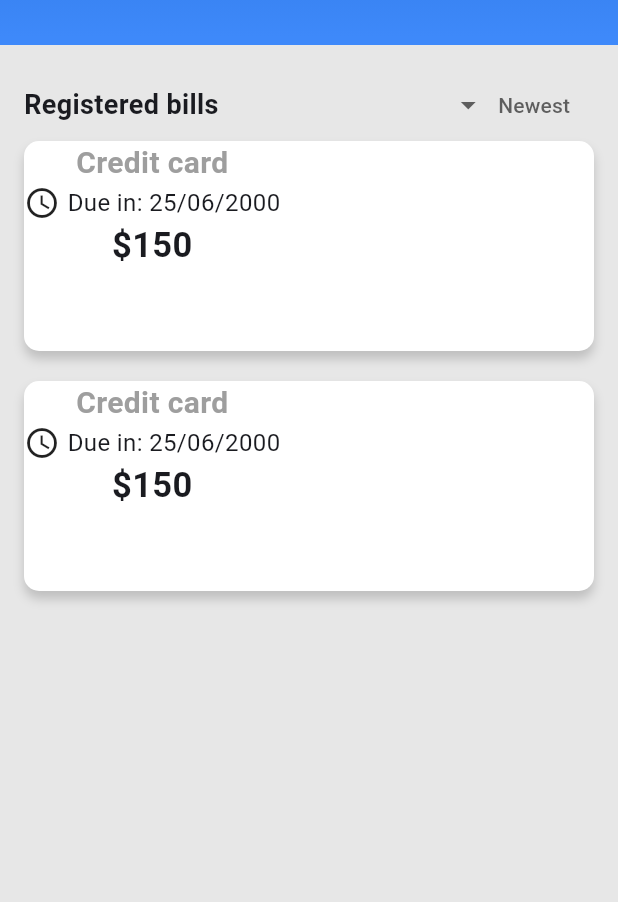
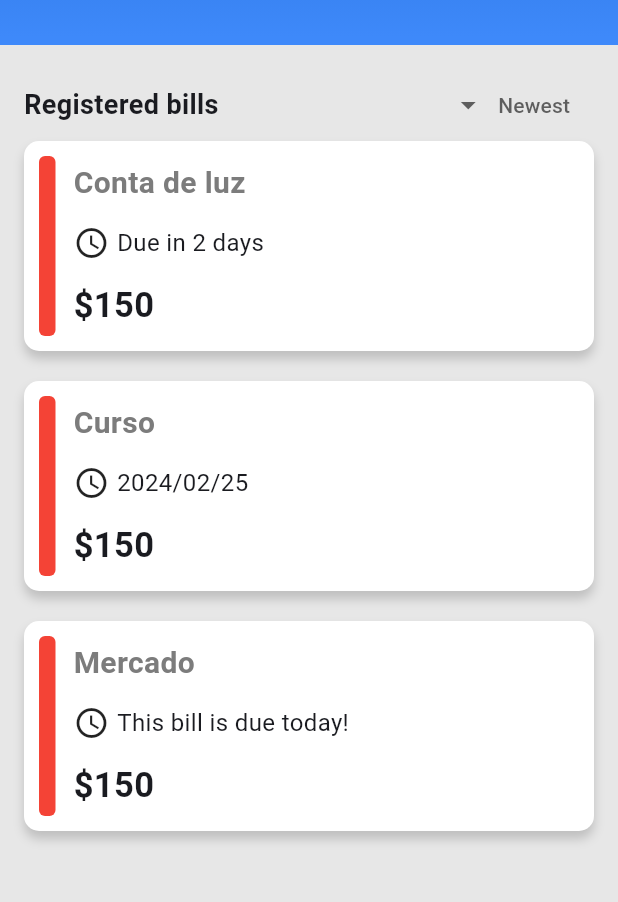
Before and after one commit to rony646/bill-buddy, a Flutter app: the screen it shows after launch, on a phone screen of 412 x 824 dp, the part 105-1007 px from its top. Run offline on Flutter 3.47's test engine with Material 3 defaults, Android fonts, the phone set to English and light mode, and no system bars.

Commit message:
feat: adding parameters to card and logic to show date

```diff
--- a/lib/screens/home.dart
+++ b/lib/screens/home.dart
@@ -38,14 +38,18 @@ class Home extends StatelessWidget {
             ]),
           ),
         ),
-        body: const Padding(
-          padding: EdgeInsets.all(16),
+        body: Padding(
+          padding: const EdgeInsets.all(16),
           child: Column(
             crossAxisAlignment: CrossAxisAlignment.stretch,
             children: [
-              ItemsFilter(),
+              const ItemsFilter(),
               Column(
-                children: [BillCard(), BillCard()],
+                children: [
+                  BillCard('Conta de luz', DateTime(2024, 2, 19)),
+                  BillCard('Curso', DateTime(2024, 2, 25)),
+                  BillCard('Mercado', DateTime.now())
+                ],
               )
             ],
           ),
--- a/lib/widgets/bill_card.dart
+++ b/lib/widgets/bill_card.dart
@@ -1,14 +1,42 @@
 import 'package:flutter/material.dart';
+import 'package:intl/intl.dart';
 
 class BillCard extends StatelessWidget {
-  const BillCard({super.key});
+  /*
+
+    To do:
+      - Add status color logic
+      - Receive bill value via parameter
+
+  */
+
+  final String title;
+  final DateTime dueDate;
+
+  const BillCard(this.title, this.dueDate, {super.key});
+
+  String _getDaysToDueText() {
+    final today = DateTime.now();
+    final difference = dueDate.difference(today).inDays;
+
+    if (difference == 0) {
+      return 'This bill is due today!';
+    }
+
+    if (difference > 0 && difference <= 3) {
+      return 'Due in $difference days';
+    }
+
+    return DateFormat('yyyy/MM/dd').format(dueDate);
+  }
 
   @override
   Widget build(BuildContext context) {
     return Container(
+      height: 140,
       width: double.infinity,
-      height: 140,
       margin: const EdgeInsets.only(bottom: 20),
+      padding: const EdgeInsets.symmetric(horizontal: 10),
       decoration: const BoxDecoration(
         color: Colors.white,
         borderRadius: BorderRadius.all(Radius.circular(10)),
@@ -21,12 +49,25 @@ class BillCard extends StatelessWidget {
         ],
       ),
       child: Row(children: [
-        Column(
+        const SizedBox(
+          height: 120,
+          width: 11,
+          child: DecoratedBox(
+              decoration: BoxDecoration(
+            borderRadius: BorderRadius.all(Radius.circular(4)),
+            color: Colors.red,
+          )),
+        ),
+        Container(
+          margin: const EdgeInsets.only(left: 12),
+          child: Column(
+            mainAxisAlignment: MainAxisAlignment.spaceEvenly,
+            crossAxisAlignment: CrossAxisAlignment.start,
             children: [
-            const Text(
-              'Credit card',
-              style: TextStyle(
-                color: Colors.grey,
+              Text(
+                title,
+                style: const TextStyle(
+                  color: Color(0xFF7C7C7C),
                   fontWeight: FontWeight.w700,
                   fontSize: 20,
                 ),
@@ -34,10 +75,11 @@ class BillCard extends StatelessWidget {
               Row(children: [
                 Container(
                   margin: const EdgeInsets.only(right: 5),
-                  child: const Icon(Icons.access_time_outlined)),
-              const Text(
-                'Due in: 25/06/2000',
-                style: TextStyle(fontSize: 16),
+                  child: const Icon(Icons.access_time_outlined),
+                ),
+                Text(
+                  _getDaysToDueText(),
+                  style: const TextStyle(fontSize: 16),
                 )
               ]),
               const Text(
@@ -45,6 +87,7 @@ class BillCard extends StatelessWidget {
                 style: TextStyle(fontWeight: FontWeight.bold, fontSize: 23),
               ),
             ],
+          ),
         )
       ]),
     );
```
Also changed, not shown: pubspec.yaml (+3 -4 lines), pubspec.lock. Lines whose indentation alone changed are shown as unchanged.
